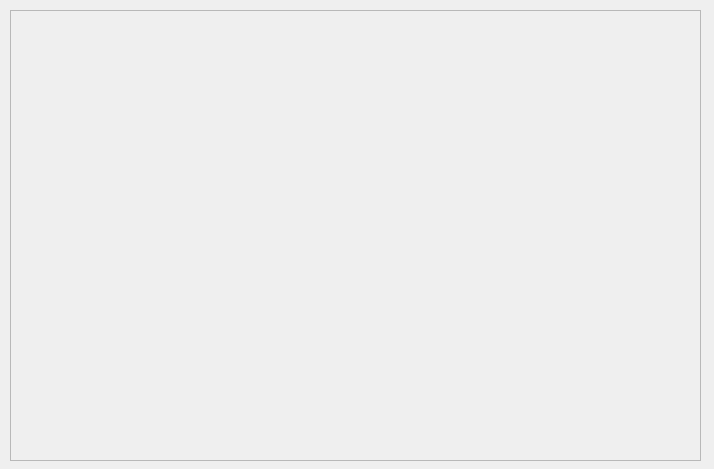
The window that gui.ui (onurgunes/DeepFacialEmotion) describes before a commit, drawn with Qt 5.
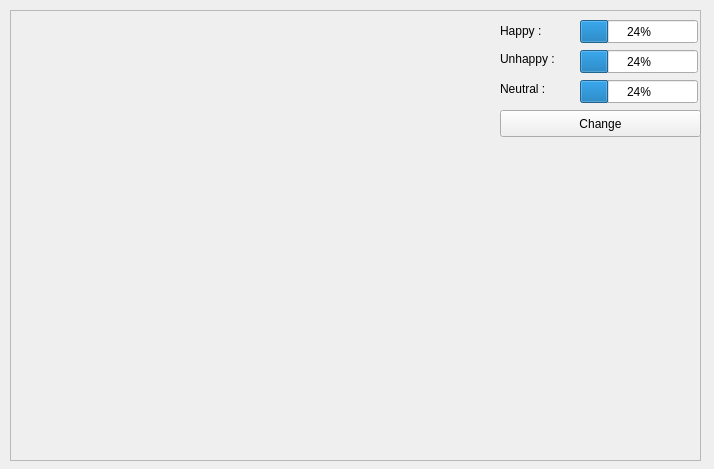
The same window after the commit.

Commit message: statusbar actions was added

```diff
--- a/gui.ui
+++ b/gui.ui
@@ -28,6 +28,97 @@
    <property name="frameShadow">
     <enum>QFrame::Raised</enum>
    </property>
+   <widget class="QProgressBar" name="progressBar">
+    <property name="geometry">
+     <rect>
+      <x>570</x>
+      <y>10</y>
+      <width>118</width>
+      <height>23</height>
+     </rect>
+    </property>
+    <property name="value">
+     <number>24</number>
+    </property>
+   </widget>
+   <widget class="QProgressBar" name="progressBar_2">
+    <property name="geometry">
+     <rect>
+      <x>570</x>
+      <y>40</y>
+      <width>118</width>
+      <height>23</height>
+     </rect>
+    </property>
+    <property name="value">
+     <number>24</number>
+    </property>
+   </widget>
+   <widget class="QLabel" name="label">
+    <property name="geometry">
+     <rect>
+      <x>490</x>
+      <y>12</y>
+      <width>66</width>
+      <height>17</height>
+     </rect>
+    </property>
+    <property name="text">
+     <string>Happy :</string>
+    </property>
+   </widget>
+   <widget class="QLabel" name="label_2">
+    <property name="geometry">
+     <rect>
+      <x>490</x>
+      <y>40</y>
+      <width>66</width>
+      <height>17</height>
+     </rect>
+    </property>
+    <property name="text">
+     <string>Unhappy :</string>
+    </property>
+   </widget>
+   <widget class="QLabel" name="label_3">
+    <property name="geometry">
+     <rect>
+      <x>490</x>
+      <y>70</y>
+      <width>66</width>
+      <height>17</height>
+     </rect>
+    </property>
+    <property name="text">
+     <string>Neutral :</string>
+    </property>
+   </widget>
+   <widget class="QProgressBar" name="progressBar_3">
+    <property name="geometry">
+     <rect>
+      <x>570</x>
+      <y>70</y>
+      <width>118</width>
+      <height>23</height>
+     </rect>
+    </property>
+    <property name="value">
+     <number>24</number>
+    </property>
+   </widget>
+   <widget class="QPushButton" name="btnChange">
+    <property name="geometry">
+     <rect>
+      <x>490</x>
+      <y>100</y>
+      <width>201</width>
+      <height>27</height>
+     </rect>
+    </property>
+    <property name="text">
+     <string>Change</string>
+    </property>
+   </widget>
   </widget>
  </widget>
  <resources/>
```
The commit also changes 1 other file.
